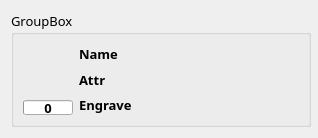
The window that Profile/ui/acc_widget.ui (Wseop/Qt_LoaTools) describes before a commit, drawn with Qt 5.
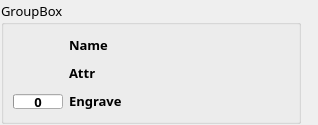
The same window after the commit.

The edit to the form file:
```diff
--- a/Profile/ui/acc_widget.ui
+++ b/Profile/ui/acc_widget.ui
@@ -26,6 +26,21 @@
    <string>Form</string>
   </property>
   <layout class="QVBoxLayout" name="verticalLayout">
+   <property name="spacing">
+    <number>1</number>
+   </property>
+   <property name="leftMargin">
+    <number>1</number>
+   </property>
+   <property name="topMargin">
+    <number>1</number>
+   </property>
+   <property name="rightMargin">
+    <number>1</number>
+   </property>
+   <property name="bottomMargin">
+    <number>1</number>
+   </property>
    <item>
     <widget class="QGroupBox" name="groupAcc">
      <property name="minimumSize">
```
